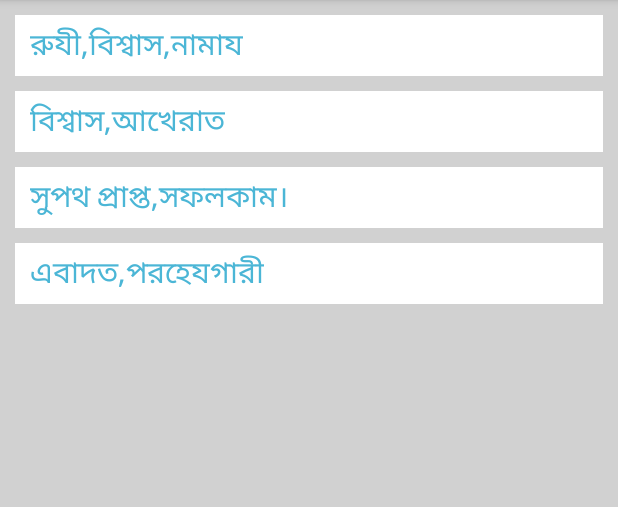
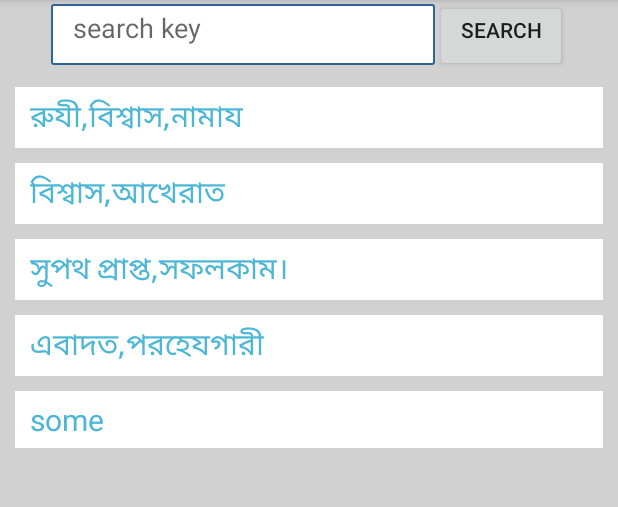
Before and after one commit to MHbappy/Quran, an Android app: the SearchByKeywordActivity screen opened directly, with no data from a screen before it, on a phone screen of 412 x 824 dp, the part 84-591 px from its top. Run offline under Robolectric (Android 15) with nearby library versions, the phone set to English and light mode, and no system bars; network calls fail.

Commit message:
First commit

```diff
--- a/app/src/main/AndroidManifest.xml
+++ b/app/src/main/AndroidManifest.xml
@@ -17,7 +17,8 @@
         </activity>
         <activity android:name=".FullQuranActivity" />
         <activity android:name=".SearchByKeywordActivity" />
-        <activity android:name=".AboutUsActivity"></activity>
+        <activity android:name=".AboutUsActivity" />
+        <activity android:name=".DetailByKey"></activity>
     </application>
 
 </manifest>
--- a/app/src/main/java/com/quran/islam/adapter/ListProductAdapter.java
+++ b/app/src/main/java/com/quran/islam/adapter/ListProductAdapter.java
@@ -1,24 +1,40 @@
 package com.quran.islam.adapter;
 
 import android.content.Context;
+import android.content.Intent;
+import android.util.Log;
 import android.view.View;
 import android.view.ViewGroup;
 import android.widget.BaseAdapter;
+import android.widget.LinearLayout;
+import android.widget.ListView;
 import android.widget.TextView;
+import android.widget.Toast;
+
 import com.quran.islam.domain.MasterTable;
+import com.quran.islam.quran.DetailByKey;
 import com.quran.islam.quran.R;
+import com.quran.islam.quran.SearchByKeywordActivity;
 
+import java.util.ArrayList;
+import java.util.HashMap;
 import java.util.List;
-/**
- * Created by NgocTri on 11/7/2015.
- */
+import java.util.Locale;
+import java.util.Map;
+import java.util.Set;
+
 public class ListProductAdapter extends BaseAdapter {
     private Context mContext;
     private List<MasterTable> mProductList;
+    private ArrayList<MasterTable> arraylist;
+    private int po;
 
     public ListProductAdapter(Context mContext, List<MasterTable> mProductList) {
+        Log.v("------------","-----------");
         this.mContext = mContext;
         this.mProductList = mProductList;
+        this.arraylist = new ArrayList<MasterTable>();
+        this.arraylist.addAll(mProductList);
     }
 
     @Override
@@ -37,11 +53,85 @@ public class ListProductAdapter extends BaseAdapter {
     }
 
     @Override
-    public View getView(int position, View convertView, ViewGroup parent) {
+    public View getView(final int position, View convertView, ViewGroup parent) {
 
         View v = View.inflate(mContext, R.layout.item_listview, null);
         TextView tvName = (TextView)v.findViewById(R.id.searchKeyWord);
         tvName.setText(mProductList.get(position).getSearchKeyWord());
+
+
+
+
+        v.setOnClickListener(new View.OnClickListener() {
+            @Override
+            public void onClick(View view) {
+                Toast.makeText(mContext,
+                        "The favorite list would appear on clicking this icon"+mProductList.get(position).getSearchKeyWord(),
+                        Toast.LENGTH_LONG).show();
+
+                Intent intent = new Intent(mContext, DetailByKey.class);
+
+//                ArrayList<String> arrayList = new ArrayList<String>();
+//                arrayList.add("Ekta");
+//                arrayList.add("Duita");
+//                arrayList.add("Tinta");
+//
+//                Map<String, String> map = new HashMap<String, String>();
+//                map.put("1",arrayList.get(1));
+//                map.put("2",arrayList.get(2));
+//
+//
+//                Set<String> keys = map.keySet();
+//
+//
+//                for(String key: keys){
+//                    System.out.println(key);
+//
+//                    if(Integer.toString(position) == key){
+//                        intent.putExtra(Integer.toString(position), map.get(key));
+//                        mContext.startActivity(intent);
+//                    }
+//
+//                }
+
+                //send item view position and get get detail by this position
+                intent.putExtra(Integer.toString(position),mProductList.get(position).getDetail());
+                mContext.startActivity(intent);
+
+
+
+
+
+//                    intent.putExtra(Integer.toString(position), "hello things");
+//                    mContext.startActivity(intent);
+
+
+
+
+            }
+        });
+
         return v;
     }
+
+    // Filter Class
+    public void filter(String charText) {
+        charText = charText.toLowerCase(Locale.getDefault());
+        mProductList.clear();
+        if (charText.length() == 0) {
+            mProductList.addAll(arraylist);
+        }
+        else
+        {
+            for (MasterTable wp : arraylist)
+            {
+                if (wp.getSearchKeyWord().toLowerCase(Locale.getDefault()).contains(charText))
+                {
+                    mProductList.add(wp);
+                }
+            }
+        }
+        notifyDataSetChanged();
+    }
+
 }
--- a/app/src/main/java/com/quran/islam/quran/SearchByKeywordActivity.java
+++ b/app/src/main/java/com/quran/islam/quran/SearchByKeywordActivity.java
@@ -3,7 +3,12 @@ package com.quran.islam.quran;
 import android.content.Context;
 import android.support.v7.app.AppCompatActivity;
 import android.os.Bundle;
+import android.text.Editable;
+import android.text.TextWatcher;
 import android.util.Log;
+import android.view.View;
+import android.widget.Button;
+import android.widget.EditText;
 import android.widget.ListView;
 import android.widget.Toast;
 
@@ -16,6 +21,7 @@ import java.io.FileOutputStream;
 import java.io.InputStream;
 import java.io.OutputStream;
 import java.util.List;
+import java.util.Locale;
 
 public class SearchByKeywordActivity extends AppCompatActivity {
 
@@ -24,11 +30,17 @@ public class SearchByKeywordActivity extends AppCompatActivity {
     private List<MasterTable> mProductList;
     private DatabaseHelper mDBHelper;
 
+    private EditText searchkey;
+    private Button buttonSearchKey;
+
     @Override
     protected void onCreate(Bundle savedInstanceState) {
         super.onCreate(savedInstanceState);
         setContentView(R.layout.activity_search_by_keyword);
         lvProduct = (ListView)findViewById(R.id.listview_product);
+        ///searching something
+        searchkey = (EditText) findViewById(R.id.search_key);
+        buttonSearchKey = (Button) findViewById(R.id.search_button_key);
         mDBHelper = new DatabaseHelper(this);
 
 
@@ -49,6 +61,29 @@ public class SearchByKeywordActivity extends AppCompatActivity {
         adapter = new ListProductAdapter(this, mProductList);
         //Set adapter for listview
         lvProduct.setAdapter(adapter);
+
+
+
+        searchkey.addTextChangedListener(new TextWatcher() {
+            @Override
+            public void beforeTextChanged(CharSequence charSequence, int i, int i1, int i2) {
+
+                String text = buttonSearchKey.getText().toString().toLowerCase(Locale.getDefault());
+                adapter.filter(text);
+            }
+
+            @Override
+            public void onTextChanged(CharSequence charSequence, int i, int i1, int i2) {
+
+            }
+
+            @Override
+            public void afterTextChanged(Editable editable) {
+
+            }
+        });
+
+
     }
 
 
--- a/app/src/main/res/layout/activity_search_by_keyword.xml
+++ b/app/src/main/res/layout/activity_search_by_keyword.xml
@@ -4,6 +4,37 @@
     android:layout_height="match_parent"
     android:background="#d1d1d1"
     android:orientation="vertical">
+
+    <LinearLayout
+        android:orientation="horizontal"
+        android:layout_width="wrap_content"
+        android:layout_height="wrap_content"
+        android:layout_gravity="center"
+        >
+
+
+        <EditText
+            android:layout_width="wrap_content"
+            android:layout_height="wrap_content"
+            android:inputType="text"
+            android:hint="search key"
+            android:paddingTop="3dp"
+            android:background = "@drawable/rounded_edittext"
+            android:ems="12"
+            android:id="@+id/search_key"
+
+            />
+
+        <Button
+            android:text="Search"
+            android:paddingTop="2dp"
+            android:layout_width="wrap_content"
+            android:layout_height="wrap_content"
+            android:id="@+id/search_button_key" />
+
+
+    </LinearLayout>
+
 
     <ListView
         android:id="@+id/listview_product"
--- a/app/src/main/res/layout/item_listview.xml
+++ b/app/src/main/res/layout/item_listview.xml
@@ -7,7 +7,9 @@
     android:paddingBottom="5dp"
     android:paddingLeft="10dp"
     android:paddingRight="10dp"
-    android:paddingTop="5dp">
+    android:paddingTop="5dp"
+    android:descendantFocusability="blocksDescendants"
+    >
 
     <TextView
         android:id="@+id/searchKeyWord"
--- a/app/src/main/res/values/strings.xml
+++ b/app/src/main/res/values/strings.xml
@@ -10,7 +10,6 @@
     <string name="hello_blank_fragment">Hello blank fragment</string>
 
 
-
     <string name="app_name_with_index">PdfRendererBasic (%1$d/%2$d)</string>
     <string name="info">Info</string>
     <string name="previous">Previous</string>
```
Also changed, not shown: app/src/main/assets/hello.sqlite.
